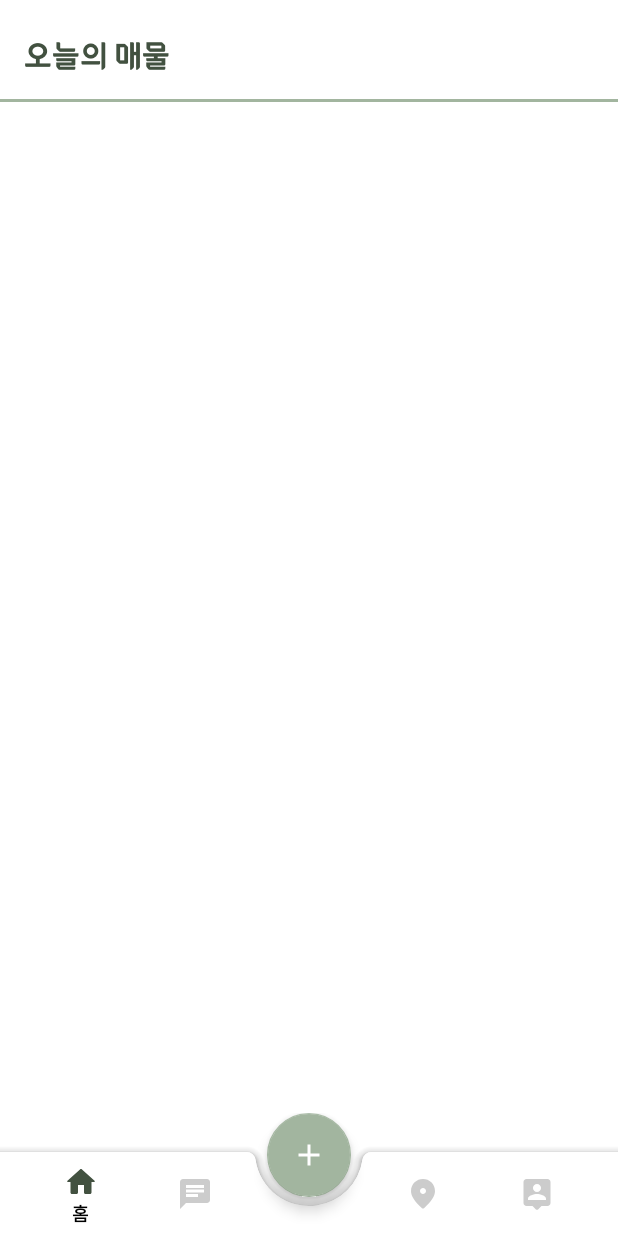
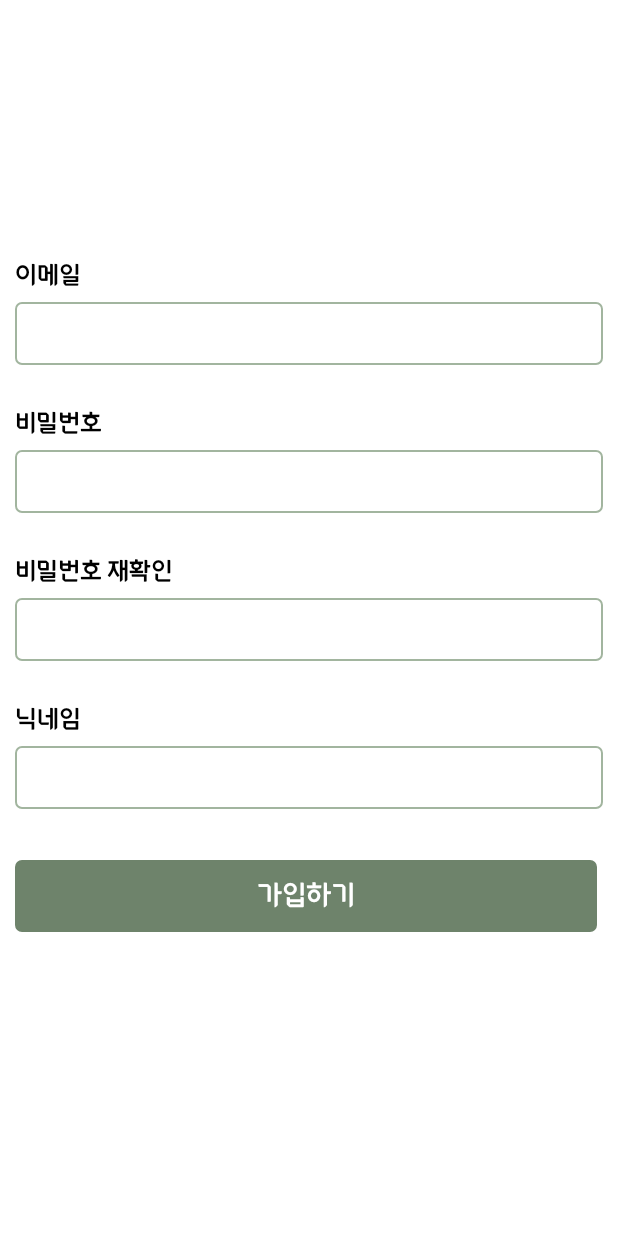
Before and after one commit to BrianLee1008/PROJECT_Brooklyn, an Android app: the screen it shows after launch (MainActivity before the commit, SignUpActivity after it), after a tap on "브루클린 시작하기", on a phone screen of 412 x 824 dp. Run offline under Robolectric (Android 15) with nearby library versions, the phone set to English and light mode, and no system bars.

Commit message:
singUp xml 추가

```diff
--- a/app/src/main/AndroidManifest.xml
+++ b/app/src/main/AndroidManifest.xml
@@ -20,6 +20,7 @@
         </activity>
         <activity android:name=".articlelist.AddArticleActivity" />
         <activity android:name=".MainActivity" />
+        <activity android:name=".signinup.SignUpActivity"/>
     </application>
 
 </manifest>
--- a/app/src/main/java/com/example/practice_p2papp/StartActivity.kt
+++ b/app/src/main/java/com/example/practice_p2papp/StartActivity.kt
@@ -4,6 +4,7 @@ import android.content.Intent
 import android.os.Bundle
 import androidx.appcompat.app.AppCompatActivity
 import com.example.practice_p2papp.databinding.ActivityStartBinding
+import com.example.practice_p2papp.signinup.SignUpActivity
 
 class StartActivity : AppCompatActivity() {
 
@@ -21,7 +22,7 @@ class StartActivity : AppCompatActivity() {
 
 	private fun setStartButtonListener(){
 		binding.startButton.setOnClickListener {
-			val intent = Intent(this, MainActivity::class.java)
+			val intent = Intent(this, SignUpActivity::class.java)
 			startActivity(intent)
 		}
 	}
--- /dev/null
+++ b/app/src/main/java/com/example/practice_p2papp/signinup/SignUpActivity.kt
@@ -0,0 +1,16 @@
+package com.example.practice_p2papp.signinup
+
+import androidx.appcompat.app.AppCompatActivity
+import android.os.Bundle
+import com.example.practice_p2papp.databinding.ActivitySignUpBinding
+
+//회원가입
+class SignUpActivity : AppCompatActivity() {
+
+	private lateinit var binding : ActivitySignUpBinding
+	override fun onCreate(savedInstanceState: Bundle?) {
+		super.onCreate(savedInstanceState)
+		binding = ActivitySignUpBinding.inflate(layoutInflater)
+		setContentView(binding.root)
+	}
+}
--- /dev/null
+++ b/app/src/main/res/layout/activity_sign_up.xml
@@ -0,0 +1,244 @@
+<?xml version="1.0" encoding="utf-8"?>
+<androidx.constraintlayout.widget.ConstraintLayout xmlns:android="http://schemas.android.com/apk/res/android"
+    xmlns:app="http://schemas.android.com/apk/res-auto"
+    xmlns:tools="http://schemas.android.com/tools"
+    android:layout_width="match_parent"
+    android:layout_height="match_parent"
+    android:padding="10dp"
+    tools:context=".signinup.SignUpActivity">
+
+    <ScrollView
+        android:layout_width="0dp"
+        android:layout_height="0dp"
+        app:layout_constraintBottom_toBottomOf="parent"
+        app:layout_constraintEnd_toEndOf="parent"
+        app:layout_constraintStart_toStartOf="parent"
+        app:layout_constraintTop_toTopOf="parent">
+
+        <androidx.constraintlayout.widget.ConstraintLayout
+            android:layout_width="match_parent"
+            android:layout_height="match_parent">
+
+
+            <ImageView
+                android:id="@+id/mainLogoImageView"
+                android:layout_width="120dp"
+                android:layout_height="120dp"
+                app:layout_constraintBottom_toBottomOf="parent"
+                app:layout_constraintEnd_toEndOf="parent"
+                app:layout_constraintStart_toStartOf="parent"
+                app:layout_constraintTop_toTopOf="parent"
+                app:layout_constraintVertical_bias="0.05" />
+
+            <TextView
+                android:id="@+id/id"
+                android:layout_width="wrap_content"
+                android:layout_height="wrap_content"
+                android:layout_marginTop="20dp"
+                android:fontFamily="@font/wemakeprice_semibold"
+
+                android:text="이메일"
+                android:textColor="@color/black"
+                android:textSize="16sp"
+                app:layout_constraintStart_toStartOf="parent"
+                app:layout_constraintTop_toBottomOf="@id/mainLogoImageView" />
+
+            <EditText
+                android:id="@+id/emailEditText"
+                android:layout_width="0dp"
+                android:layout_height="wrap_content"
+                android:layout_marginTop="8dp"
+                android:background="@drawable/simple_box"
+                android:fontFamily="@font/wemakeprice_regular"
+                android:paddingHorizontal="10dp"
+                android:paddingVertical="12dp"
+                android:textSize="16sp"
+                app:layout_constraintEnd_toEndOf="parent"
+                app:layout_constraintStart_toStartOf="parent"
+                app:layout_constraintTop_toBottomOf="@id/id"
+                tools:text="Email" />
+
+            <TextView
+                android:id="@+id/emailErrorCheck"
+                android:layout_width="wrap_content"
+                android:layout_height="wrap_content"
+                android:layout_marginTop="4dp"
+                android:text="5~20자의 영문 소문자, 숫자만 사용 가능합니다."
+                android:textColor="@color/carculator_red"
+                android:textSize="12sp"
+                android:visibility="invisible"
+                app:layout_constraintStart_toStartOf="@id/emailEditText"
+                app:layout_constraintTop_toBottomOf="@id/emailEditText" />
+
+            <TextView
+                android:id="@+id/password"
+                android:layout_width="wrap_content"
+                android:layout_height="wrap_content"
+                android:layout_marginTop="30dp"
+                android:fontFamily="@font/wemakeprice_semibold"
+
+                android:text="비밀번호"
+                android:textColor="@color/black"
+                android:textSize="16sp"
+                app:layout_constraintStart_toStartOf="parent"
+                app:layout_constraintTop_toBottomOf="@id/emailEditText" />
+
+            <EditText
+                android:id="@+id/passwordEditText"
+                android:layout_width="0dp"
+                android:layout_height="wrap_content"
+                android:layout_marginTop="8dp"
+                android:background="@drawable/simple_box"
+                android:fontFamily="@font/wemakeprice_regular"
+                android:inputType="textPassword"
+                android:paddingHorizontal="10dp"
+                android:paddingVertical="12dp"
+                android:textSize="16sp"
+                app:layout_constraintEnd_toEndOf="parent"
+                app:layout_constraintStart_toStartOf="parent"
+                app:layout_constraintTop_toBottomOf="@id/password"
+                tools:text="Password" />
+
+            <TextView
+                android:id="@+id/passwordEmptyCheck"
+                android:layout_width="wrap_content"
+                android:layout_height="wrap_content"
+                android:text="필수 정보입니다."
+                android:textColor="@color/carculator_red"
+                android:textSize="12sp"
+                android:layout_marginTop="4dp"
+                android:visibility="invisible"
+                app:layout_constraintTop_toBottomOf="@id/passwordEditText"
+                app:layout_constraintStart_toStartOf="@id/passwordEditText"/>
+
+            <TextView
+                android:id="@+id/passwordErrorCheck"
+                android:layout_width="wrap_content"
+                android:layout_height="wrap_content"
+                android:text="최소 8자 이상 기입해야 합니다."
+                android:textColor="@color/carculator_red"
+                android:textSize="12sp"
+                android:layout_marginTop="4dp"
+                android:visibility="invisible"
+                app:layout_constraintTop_toBottomOf="@id/passwordEditText"
+                app:layout_constraintStart_toStartOf="@id/passwordEditText"/>
+
+            <TextView
+                android:id="@+id/passwordCheck"
+                android:layout_width="wrap_content"
+                android:layout_height="wrap_content"
+                android:layout_marginTop="30dp"
+                android:fontFamily="@font/wemakeprice_semibold"
+
+                android:text="비밀번호 재확인"
+                android:textColor="@color/black"
+                android:textSize="16sp"
+                app:layout_constraintStart_toStartOf="parent"
+                app:layout_constraintTop_toBottomOf="@id/passwordEditText" />
+
+            <EditText
+                android:id="@+id/passwordCheckEditText"
+                android:layout_width="0dp"
+                android:layout_height="wrap_content"
+                android:layout_marginTop="8dp"
+                android:background="@drawable/simple_box"
+                android:fontFamily="@font/wemakeprice_regular"
+                android:inputType="textPassword"
+                android:paddingHorizontal="10dp"
+                android:paddingVertical="12dp"
+                android:textSize="16sp"
+                app:layout_constraintEnd_toEndOf="parent"
+                app:layout_constraintStart_toStartOf="parent"
+                app:layout_constraintTop_toBottomOf="@id/passwordCheck"
+                tools:text="Password" />
+
+            <TextView
+                android:id="@+id/checkPasswordEmptyCheck"
+                android:layout_width="wrap_content"
+                android:layout_height="wrap_content"
+                android:text="필수 정보입니다."
+                android:textColor="@color/carculator_red"
+                android:textSize="12sp"
+                android:layout_marginTop="4dp"
+                android:visibility="invisible"
+                app:layout_constraintTop_toBottomOf="@id/passwordCheckEditText"
+                app:layout_constraintStart_toStartOf="@id/passwordCheckEditText"/>
+
+            <TextView
+                android:id="@+id/checkPasswordErrorCheck"
+                android:layout_width="wrap_content"
+                android:layout_height="wrap_content"
+                android:text="일치하지 않습니다."
+                android:textColor="@color/carculator_red"
+                android:textSize="12sp"
+                android:layout_marginTop="4dp"
+                android:visibility="invisible"
+                app:layout_constraintTop_toBottomOf="@id/passwordCheckEditText"
+                app:layout_constraintStart_toStartOf="@id/passwordCheckEditText"/>
+
+
+            <TextView
+                android:id="@+id/nickName"
+                android:layout_width="wrap_content"
+                android:layout_height="wrap_content"
+                android:layout_marginTop="30dp"
+                android:fontFamily="@font/wemakeprice_semibold"
+
+                android:text="닉네임"
+                android:textColor="@color/black"
+                android:textSize="16sp"
+                app:layout_constraintStart_toStartOf="parent"
+                app:layout_constraintTop_toBottomOf="@id/passwordCheckEditText" />
+
+            <EditText
+                android:id="@+id/nickNameEditText"
+                android:layout_width="0dp"
+                android:layout_height="wrap_content"
+                android:layout_marginTop="8dp"
+                android:background="@drawable/simple_box"
+                android:fontFamily="@font/wemakeprice_regular"
+                android:paddingHorizontal="10dp"
+                android:paddingVertical="12dp"
+                android:textSize="16sp"
+                app:layout_constraintEnd_toEndOf="parent"
+                app:layout_constraintStart_toStartOf="parent"
+                app:layout_constraintTop_toBottomOf="@id/nickName"
+                tools:text="NickName" />
+
+            <TextView
+                android:id="@+id/nickNameEmptyCheck"
+                android:layout_width="wrap_content"
+                android:layout_height="wrap_content"
+                android:text="필수 정보입니다."
+                android:textColor="@color/carculator_red"
+                android:textSize="12sp"
+                android:layout_marginTop="4dp"
+                android:visibility="invisible"
+                app:layout_constraintTop_toBottomOf="@id/nickNameEditText"
+                app:layout_constraintStart_toStartOf="@id/nickNameEditText"/>
+
+
+            <!--EditText가 비어있으면 버튼 비활성화 시킬 것이기 때문에 enabled 값 false로-->
+
+            <androidx.appcompat.widget.AppCompatButton
+                android:id="@+id/signUpButton"
+                android:layout_width="0dp"
+                android:layout_height="wrap_content"
+                android:layout_marginTop="34dp"
+                android:layout_marginEnd="4dp"
+                android:background="@drawable/sign_button"
+                android:enabled="false"
+                android:fontFamily="@font/wemakeprice_semibold"
+                android:text="가입하기"
+                android:textColor="@color/white"
+                android:textSize="18sp"
+                app:layout_constraintEnd_toEndOf="parent"
+                app:layout_constraintStart_toStartOf="parent"
+                app:layout_constraintTop_toBottomOf="@id/nickNameEditText" />
+
+        </androidx.constraintlayout.widget.ConstraintLayout>
+
+    </ScrollView>
+
+
+</androidx.constraintlayout.widget.ConstraintLayout>
--- a/app/src/main/res/layout/fragment_mypage.xml
+++ b/app/src/main/res/layout/fragment_mypage.xml
@@ -5,41 +5,5 @@
     xmlns:app="http://schemas.android.com/apk/res-auto"
     android:padding="24dp">
 
-    <EditText
-        android:id="@+id/emailEditText"
-        android:layout_width="0dp"
-        android:layout_height="wrap_content"
-        app:layout_constraintEnd_toEndOf="parent"
-        app:layout_constraintStart_toStartOf="parent"
-        app:layout_constraintTop_toTopOf="parent" />
-
-    <EditText
-        android:id="@+id/passwordEditText"
-        android:layout_width="0dp"
-        android:layout_height="wrap_content"
-        android:inputType="textPassword"
-        app:layout_constraintEnd_toEndOf="parent"
-        app:layout_constraintStart_toStartOf="parent"
-        app:layout_constraintTop_toBottomOf="@id/emailEditText" />
-
-    <!--EditText가 비어있으면 버튼 비활성화 시킬 것이기 때문에 enabled 값 false로-->
-    <androidx.appcompat.widget.AppCompatButton
-        android:id="@+id/signInOutButton"
-        android:layout_width="wrap_content"
-        android:layout_height="wrap_content"
-        android:enabled="false"
-        android:text="login"
-        app:layout_constraintEnd_toEndOf="parent"
-        app:layout_constraintTop_toBottomOf="@id/passwordEditText" />
-
-    <androidx.appcompat.widget.AppCompatButton
-        android:id="@+id/signUpButton"
-        android:layout_width="wrap_content"
-        android:layout_height="wrap_content"
-        android:enabled="false"
-        android:layout_marginEnd="4dp"
-        android:text="signUp"
-        app:layout_constraintEnd_toStartOf="@id/signInOutButton"
-        app:layout_constraintTop_toBottomOf="@id/passwordEditText" />
 
 </androidx.constraintlayout.widget.ConstraintLayout>
```
